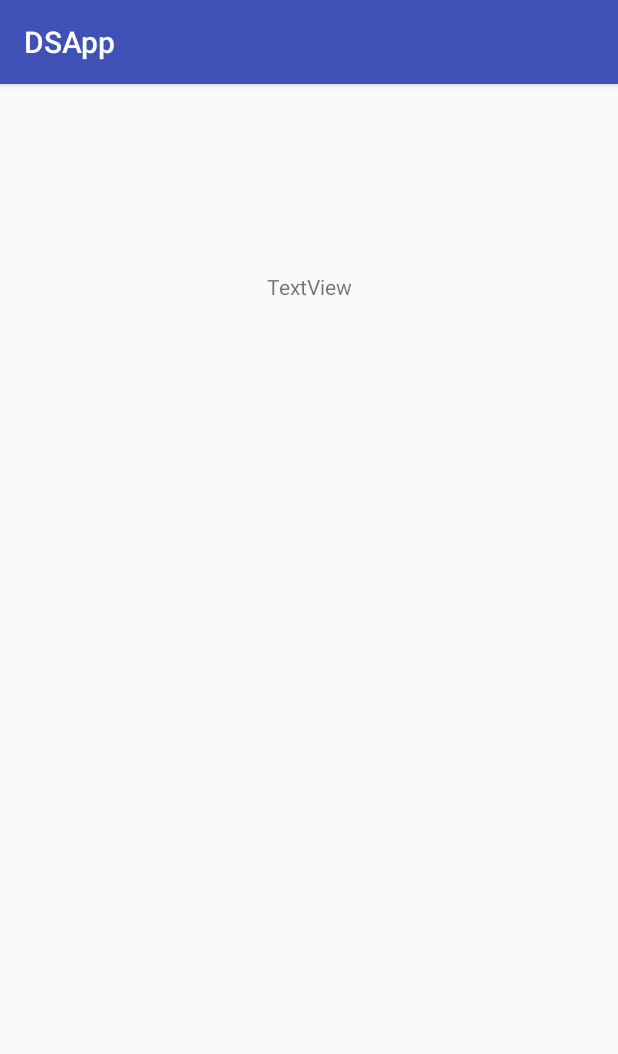
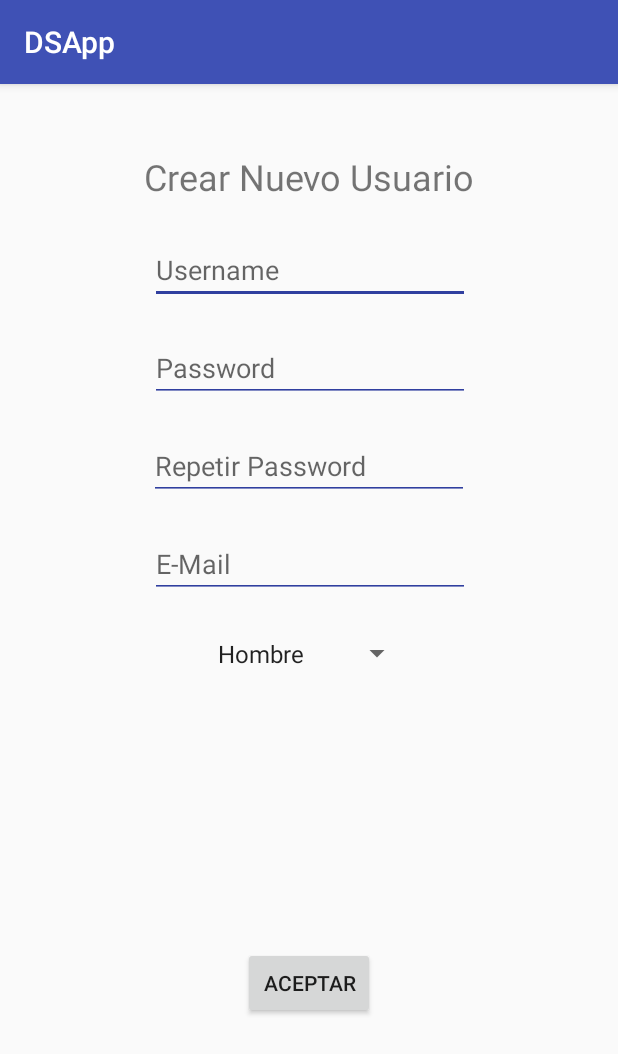
Before and after one commit to JaMateuC/DSA_Android, an Android app: the Registrar screen opened directly, with no data from a screen before it, on a phone screen of 412 x 824 dp. Shown: the top 1054 px of the screen. Run offline under Robolectric (Android 15) with nearby library versions, the phone set to English and light mode, and no system bars.

Commit message:
registrar

```diff
--- a/app/src/main/java/eetac/dsa/Main.java
+++ b/app/src/main/java/eetac/dsa/Main.java
@@ -56,10 +56,6 @@ public class Main extends AppCompatActivity
                     toast.show();
                     return;
                 }
-
-                Toast toast = Toast.makeText(getApplicationContext(), "Iniciar Sesión", Toast.LENGTH_SHORT);
-                toast.show();
-
                 Intent intent = new Intent(Main.this, IniciarSesion.class);
                 startActivity(intent);
             }
@@ -71,9 +67,6 @@ public class Main extends AppCompatActivity
             @Override
             public void onClick(View view)
             {
-                Toast toast = Toast.makeText(getApplicationContext(), "Registrar", Toast.LENGTH_SHORT);
-                toast.show();
-
                 Intent intent = new Intent(Main.this, Registrar.class);
                 startActivity(intent);
             }
--- a/app/src/main/java/eetac/dsa/Registrar.java
+++ b/app/src/main/java/eetac/dsa/Registrar.java
@@ -2,13 +2,63 @@ package eetac.dsa;
 
 import android.os.Bundle;
 import android.support.v7.app.AppCompatActivity;
+import android.text.TextUtils;
+import android.view.View;
+import android.widget.ArrayAdapter;
+import android.widget.Button;
+import android.widget.EditText;
+import android.widget.Spinner;
+import android.widget.Toast;
 
 public class Registrar extends AppCompatActivity
 {
+    EditText usuario;
+    EditText password;
+    EditText password2;
+    Spinner genero;
+    EditText email;
+    Button btn;
+
     @Override
     protected void onCreate(Bundle savedInstanceState)
     {
         super.onCreate(savedInstanceState);
         setContentView(R.layout.activity_registrar);
+
+        usuario = (EditText) findViewById(R.id.usuario);
+        password = (EditText) findViewById(R.id.password);
+        password2 = (EditText) findViewById(R.id.password2);
+        genero = (Spinner) findViewById(R.id.spinner);
+        email = (EditText) findViewById(R.id.email);
+        btn = (Button) findViewById(R.id.button_aceptar);
+
+        ArrayAdapter<CharSequence> adapter = ArrayAdapter.createFromResource(this, R.array.genero, android.R.layout.simple_spinner_item);
+        adapter.setDropDownViewResource(android.R.layout.simple_spinner_dropdown_item);
+        genero.setAdapter(adapter);
+
+        btn.setOnClickListener(new View.OnClickListener()
+        {
+            @Override
+            public void onClick(View view)
+            {
+                if (TextUtils.isEmpty(usuario.getText().toString()) || TextUtils.isEmpty(password.getText().toString()) ||
+                    TextUtils.isEmpty(password2.getText().toString()) || TextUtils.isEmpty(email.getText().toString()))
+                {
+                    Toast toast = Toast.makeText(getApplicationContext(), "Campos incompletos", Toast.LENGTH_SHORT);
+                    toast.show();
+                    return;
+                }
+
+                else if (!password.getText().toString().equals(password2.getText().toString()))
+                {
+                    Toast toast = Toast.makeText(getApplicationContext(), "Error en la contraseña", Toast.LENGTH_SHORT);
+                    toast.show();
+                    return;
+                }
+                Toast toast = Toast.makeText(getApplicationContext(), "Registrado", Toast.LENGTH_SHORT);
+                toast.show();
+            }
+        }
+        );
     }
 }
--- a/app/src/main/res/layout/activity_main.xml
+++ b/app/src/main/res/layout/activity_main.xml
@@ -6,41 +6,54 @@
     android:layout_height="match_parent"
     tools:context="eetac.dsa.Main">
 
+    <TextView
+        android:id="@+id/textView3"
+        android:layout_width="wrap_content"
+        android:layout_height="44dp"
+        android:layout_marginEnd="163dp"
+        android:layout_marginStart="163dp"
+        android:layout_marginTop="50dp"
+        android:text="@string/MainName"
+        android:textSize="24sp"
+        app:layout_constraintEnd_toEndOf="parent"
+        app:layout_constraintStart_toStartOf="parent"
+        app:layout_constraintTop_toTopOf="parent" />
+
     <EditText
         android:id="@+id/userBox"
         android:layout_width="wrap_content"
         android:layout_height="wrap_content"
-        android:layout_marginBottom="10dp"
+        android:layout_marginBottom="15dp"
         android:layout_marginEnd="84dp"
         android:layout_marginStart="85dp"
-        android:layout_marginTop="130dp"
+        android:layout_marginTop="36dp"
+        android:backgroundTint="@color/colorPrimaryDark"
         android:ems="10"
         android:hint="@string/userBox"
         android:inputType="textPersonName"
-        android:backgroundTint="@color/colorPrimaryDark"
         android:textCursorDrawable="@null"
         app:layout_constraintBottom_toTopOf="@+id/passBox"
         app:layout_constraintEnd_toEndOf="parent"
         app:layout_constraintStart_toStartOf="parent"
-        app:layout_constraintTop_toTopOf="parent"/>
+        app:layout_constraintTop_toBottomOf="@+id/textView3" />
 
     <EditText
         android:id="@+id/passBox"
         android:layout_width="wrap_content"
         android:layout_height="wrap_content"
-        android:layout_marginBottom="10dp"
+        android:layout_marginBottom="15dp"
         android:layout_marginEnd="84dp"
         android:layout_marginStart="85dp"
         android:layout_marginTop="10dp"
+        android:backgroundTint="@color/colorPrimaryDark"
         android:ems="10"
         android:hint="@string/passBox"
         android:inputType="textPersonName|textPassword"
-        android:backgroundTint="@color/colorPrimaryDark"
         android:textCursorDrawable="@null"
         app:layout_constraintBottom_toTopOf="@+id/checkBox"
         app:layout_constraintEnd_toEndOf="parent"
         app:layout_constraintStart_toStartOf="parent"
-        app:layout_constraintTop_toBottomOf="@+id/userBox"/>
+        app:layout_constraintTop_toBottomOf="@+id/userBox" />
 
     <CheckBox
         android:id="@+id/checkBox"
--- a/app/src/main/res/layout/activity_registrar.xml
+++ b/app/src/main/res/layout/activity_registrar.xml
@@ -10,11 +10,106 @@
         android:id="@+id/textView"
         android:layout_width="wrap_content"
         android:layout_height="wrap_content"
-        android:layout_marginEnd="163dp"
-        android:layout_marginStart="163dp"
-        android:layout_marginTop="125dp"
-        android:text="TextView"
+        android:layout_marginEnd="83dp"
+        android:layout_marginStart="83dp"
+        android:layout_marginTop="45dp"
+        android:text="@string/RegistrarName"
+        android:textColorLink="@color/colorPrimaryDark"
+        android:textSize="24sp"
         app:layout_constraintEnd_toEndOf="parent"
         app:layout_constraintStart_toStartOf="parent"
         app:layout_constraintTop_toTopOf="parent" />
+
+    <EditText
+        android:id="@+id/usuario"
+        android:layout_width="wrap_content"
+        android:layout_height="wrap_content"
+        android:layout_marginEnd="84dp"
+        android:layout_marginStart="85dp"
+        android:layout_marginTop="23dp"
+        android:backgroundTint="@color/colorPrimaryDark"
+        android:ems="10"
+        android:hint="@string/userBox"
+        android:inputType="textPersonName"
+        android:textCursorDrawable="@null"
+        app:layout_constraintEnd_toEndOf="parent"
+        app:layout_constraintStart_toStartOf="parent"
+        app:layout_constraintTop_toBottomOf="@+id/textView" />
+
+    <EditText
+        android:id="@+id/password"
+        android:layout_width="wrap_content"
+        android:layout_height="wrap_content"
+        android:layout_marginEnd="84dp"
+        android:layout_marginStart="85dp"
+        android:layout_marginTop="20dp"
+        android:backgroundTint="@color/colorPrimaryDark"
+        android:ems="10"
+        android:hint="@string/passBox"
+        android:inputType="textPersonName"
+        android:password="true"
+        android:textColorLink="@color/colorPrimaryDark"
+        android:textCursorDrawable="@null"
+        app:layout_constraintEnd_toEndOf="parent"
+        app:layout_constraintStart_toStartOf="parent"
+        app:layout_constraintTop_toBottomOf="@+id/usuario" />
+
+    <EditText
+        android:id="@+id/password2"
+        android:layout_width="wrap_content"
+        android:layout_height="wrap_content"
+        android:layout_marginEnd="84dp"
+        android:layout_marginStart="84dp"
+        android:layout_marginTop="20dp"
+        android:backgroundTint="@color/colorPrimaryDark"
+        android:ems="10"
+        android:hint="@string/passBox2"
+        android:inputType="textPersonName"
+        android:password="true"
+        android:textCursorDrawable="@null"
+        app:layout_constraintEnd_toEndOf="parent"
+        app:layout_constraintStart_toStartOf="parent"
+        app:layout_constraintTop_toBottomOf="@+id/password" />
+
+    <EditText
+        android:id="@+id/email"
+        android:layout_width="wrap_content"
+        android:layout_height="wrap_content"
+        android:layout_marginEnd="84dp"
+        android:layout_marginStart="85dp"
+        android:layout_marginTop="20dp"
+        android:ems="10"
+        android:inputType="textPersonName"
+        android:backgroundTint="@color/colorPrimaryDark"
+        android:textCursorDrawable="@null"
+        android:hint="@string/mailBox"
+        app:layout_constraintEnd_toEndOf="parent"
+        app:layout_constraintStart_toStartOf="parent"
+        app:layout_constraintTop_toBottomOf="@+id/password2" />
+
+    <Spinner
+        android:id="@+id/spinner"
+        android:layout_width="138dp"
+        android:layout_height="34dp"
+        android:layout_marginEnd="123dp"
+        android:layout_marginStart="123dp"
+        android:layout_marginTop="20dp"
+        android:text="@string/app_name"
+        app:layout_constraintEnd_toEndOf="parent"
+        app:layout_constraintStart_toStartOf="parent"
+        app:layout_constraintTop_toBottomOf="@+id/email" />
+
+    <Button
+        android:id="@+id/button_aceptar"
+        android:layout_width="wrap_content"
+        android:layout_height="wrap_content"
+        android:layout_marginBottom="16dp"
+        android:layout_marginEnd="148dp"
+        android:layout_marginStart="148dp"
+        android:layout_marginTop="50dp"
+        android:text="@string/btnAceptar"
+        app:layout_constraintBottom_toBottomOf="parent"
+        app:layout_constraintEnd_toEndOf="parent"
+        app:layout_constraintStart_toStartOf="parent"
+        app:layout_constraintTop_toBottomOf="@+id/spinner" />
 </android.support.constraint.ConstraintLayout>
--- a/app/src/main/res/values/strings.xml
+++ b/app/src/main/res/values/strings.xml
@@ -2,7 +2,18 @@
     <string name="app_name">DSApp</string>
     <string name="userBox">Username</string>
     <string name="passBox">Password</string>
+    <string name="passBox2">Repetir Password</string>
+    <string name="mailBox">E-Mail</string>
+    <string name="generoSpinner">Género</string>
     <string name="btnIniciarSesion">Iniciar Sesión</string>
     <string name="btnRegistrarse">Registrarse</string>
     <string name="checkBox">Mostrar contraseña</string>
+    <string name="btnAceptar">Aceptar</string>
+    <string name="MainName">Iniciar Sesión</string>
+    <string name="RegistrarName">Crear Nuevo Usuario</string>
+
+    <string-array name="genero">
+        <item>Hombre</item>
+        <item>Mujer</item>
+    </string-array>
 </resources>
```
